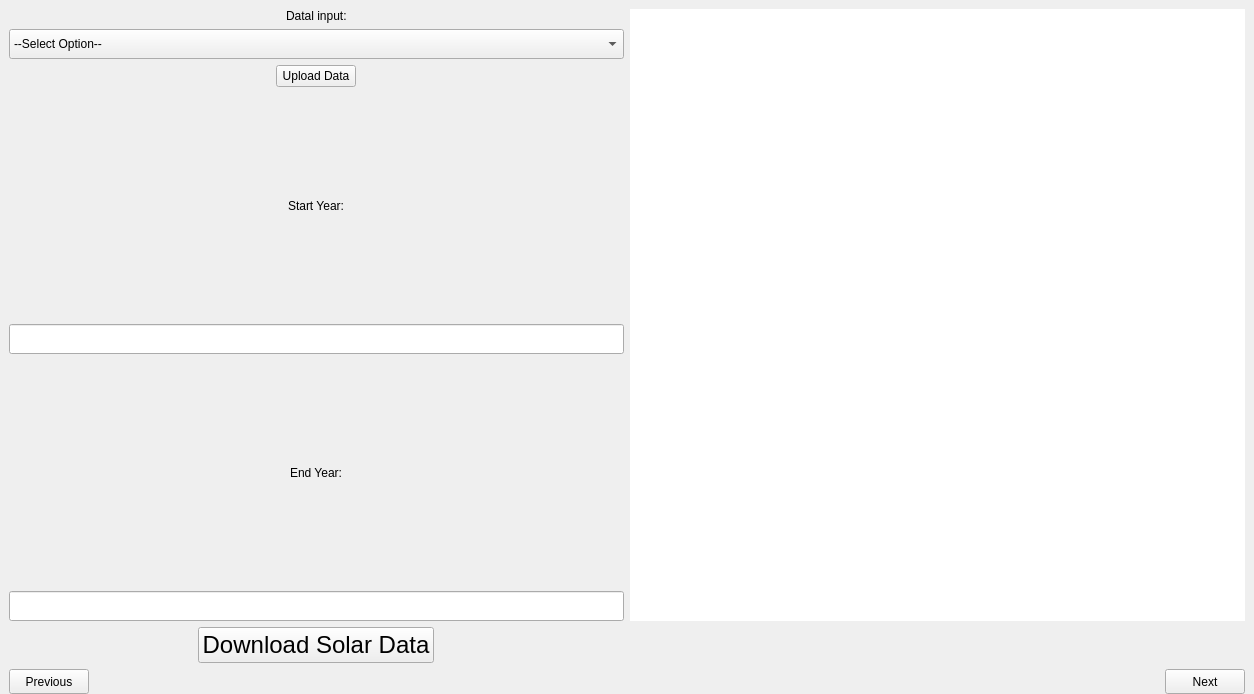
The window that progress/App/solar/ui/solar_gui.ui (sandialabs/snl-progress) describes before a commit, drawn with Qt 5.
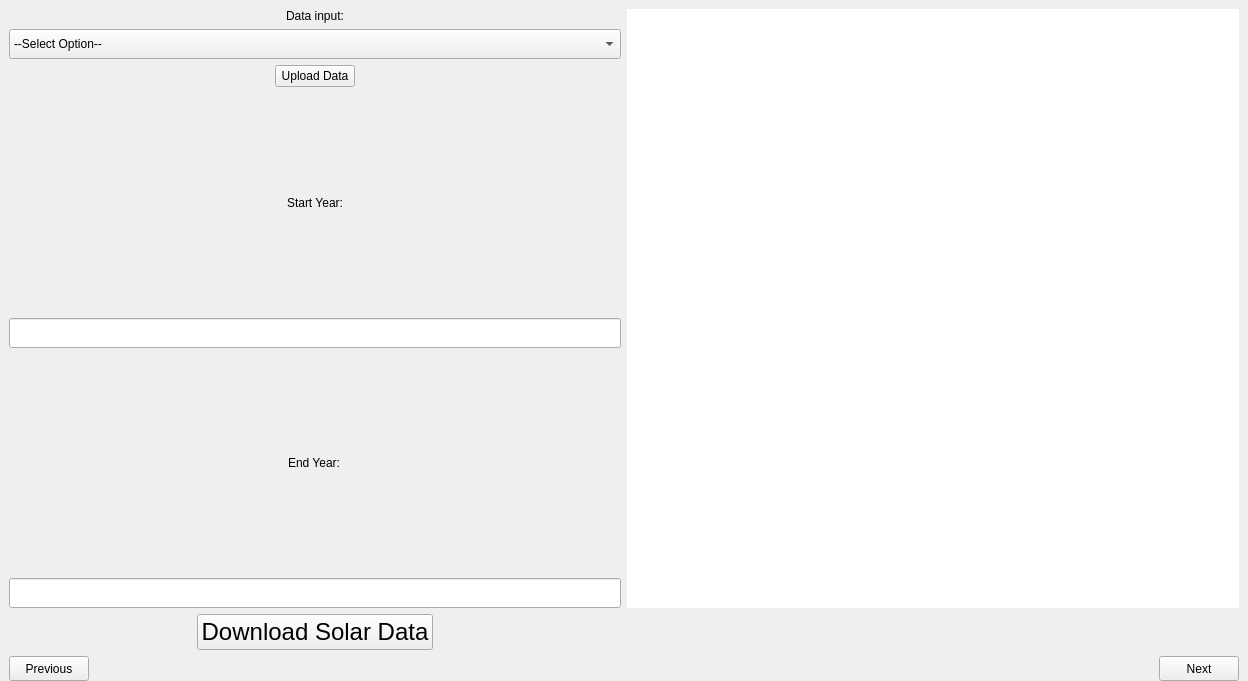
The same window after the commit.

```diff
--- a/progress/App/solar/ui/solar_gui.ui
+++ b/progress/App/solar/ui/solar_gui.ui
@@ -6,8 +6,8 @@
    <rect>
     <x>0</x>
     <y>0</y>
-    <width>1254</width>
-    <height>694</height>
+    <width>1248</width>
+    <height>681</height>
    </rect>
   </property>
   <property name="windowTitle">
@@ -155,7 +155,7 @@
                 <item alignment="Qt::AlignmentFlag::AlignHCenter">
                  <widget class="QLabel" name="label_20">
                   <property name="sizePolicy">
-                   <sizepolicy hsizetype="Preferred" vsizetype="Preferred">
+                   <sizepolicy hsizetype="MinimumExpanding" vsizetype="Preferred">
                     <horstretch>0</horstretch>
                     <verstretch>0</verstretch>
                    </sizepolicy>
@@ -164,7 +164,7 @@
                    <string notr="true"/>
                   </property>
                   <property name="text">
-                   <string>Datal input:</string>
+                   <string>Data input:</string>
                   </property>
                  </widget>
                 </item>
```
